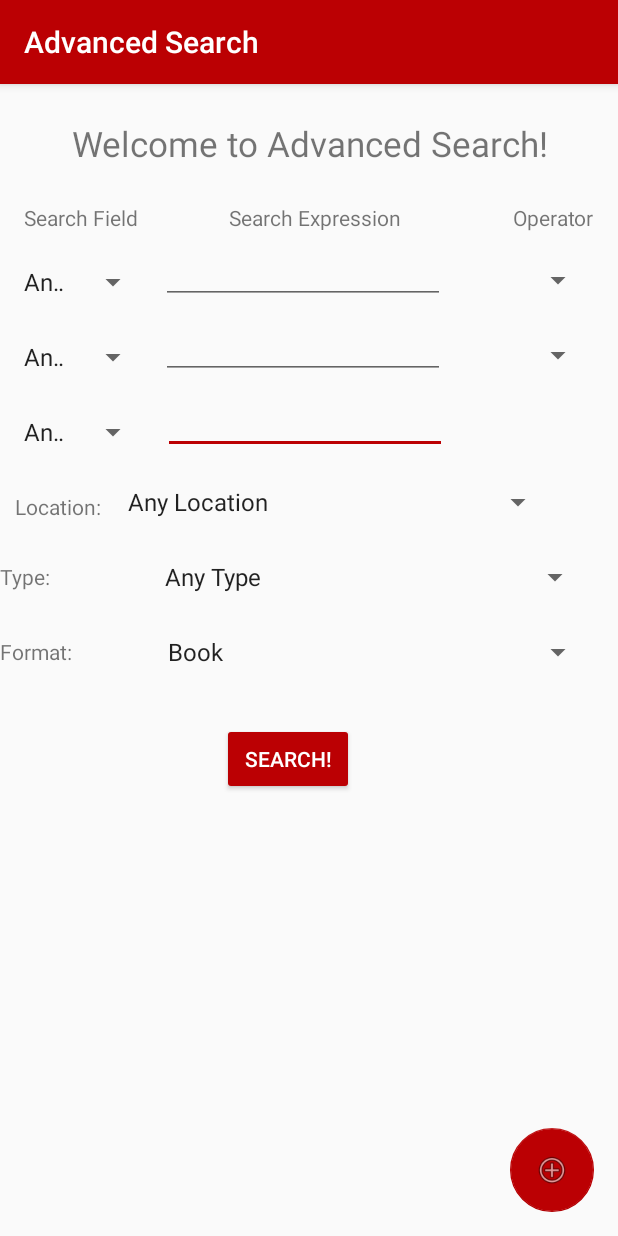
After one commit to jeobmallari/iLib, an Android app: the AdvSearchActivity screen opened directly, with no data from a screen before it, on a phone screen of 412 x 824 dp. The commit adds this screen. Run offline under Robolectric (Android 15) with nearby library versions, the phone set to English and light mode, and no system bars.

Commit message:
with strings
added strings for spinners

```diff
--- a/app/build.gradle
+++ b/app/build.gradle
@@ -16,7 +16,7 @@ android {
             minifyEnabled false
             proguardFiles getDefaultProguardFile('proguard-android.txt'), 'proguard-rules.pro'
         }
-        debug{
+        debug {
             debuggable true
         }
     }
--- a/app/src/main/AndroidManifest.xml
+++ b/app/src/main/AndroidManifest.xml
@@ -36,6 +36,10 @@
         <activity
             android:name=".ResultsList"
             android:label="@string/title_activity_results_list"
+            android:theme="@style/AppTheme.NoActionBar" />
+        <activity
+            android:name=".AdvSearchActivity"
+            android:label="@string/title_activity_adv_search"
             android:theme="@style/AppTheme.NoActionBar"></activity>
     </application>
 
--- /dev/null
+++ b/app/src/main/java/com/example/jeobmallari/ilib/AdvSearchActivity.java
@@ -0,0 +1,34 @@
+package com.example.jeobmallari.ilib;
+
+import android.os.Bundle;
+import android.support.design.widget.FloatingActionButton;
+import android.support.design.widget.Snackbar;
+import android.support.v7.app.AppCompatActivity;
+import android.support.v7.widget.Toolbar;
+import android.view.View;
+
+public class AdvSearchActivity extends AppCompatActivity {
+
+    @Override
+    protected void onCreate(Bundle savedInstanceState) {
+        super.onCreate(savedInstanceState);
+        setContentView(R.layout.activity_adv_search);
+        Toolbar toolbar = (Toolbar) findViewById(R.id.toolbar);
+        setSupportActionBar(toolbar);
+
+        FloatingActionButton fab = (FloatingActionButton) findViewById(R.id.fab);
+        fab.setOnClickListener(new View.OnClickListener() {
+            @Override
+            public void onClick(View view) {
+                Snackbar.make(view, "Replace with your own action", Snackbar.LENGTH_LONG)
+                        .setAction("Action", null).show();
+            }
+        });
+
+        getSupportActionBar().setTitle("Advanced Search");
+
+    }
+
+
+
+}
--- a/app/src/main/java/com/example/jeobmallari/ilib/DBHelper.java
+++ b/app/src/main/java/com/example/jeobmallari/ilib/DBHelper.java
@@ -1,8 +1,33 @@
 package com.example.jeobmallari.ilib;
+
+import android.content.Context;
+import android.database.sqlite.SQLiteDatabase;
+import android.database.sqlite.SQLiteOpenHelper;
 
 /**
  * Created by Jeob Mallari on 2/28/2017.
  */
 
-public class DBHelper {
+public class DBHelper extends SQLiteOpenHelper {
+    private static final String DB_NAME = "miLibDB.db";
+    private static final int DB_VERSION = 1;
+
+    public static final String userTableName = "User";
+    public static final String bookTableName = "Book";
+    public static final String book_col_title = "title";
+    public static final String book_col_author = "author";
+
+    public DBHelper(Context context){
+        super(context, DB_NAME, null, DB_VERSION);
+    }
+
+    @Override
+    public void onCreate(SQLiteDatabase db) {
+
+    }
+
+    @Override
+    public void onUpgrade(SQLiteDatabase db, int oldVersion, int newVersion) {
+
+    }
 }
--- a/app/src/main/java/com/example/jeobmallari/ilib/Home.java
+++ b/app/src/main/java/com/example/jeobmallari/ilib/Home.java
@@ -84,18 +84,16 @@ public class Home extends AppCompatActivity
         // Handle navigation view item clicks here.
         int id = item.getItemId();
 
-        if (id == R.id.nav_camera) {
-            // Handle the camera action
-        } else if (id == R.id.nav_gallery) {
-
-        } else if (id == R.id.nav_slideshow) {
-
-        } else if (id == R.id.nav_manage) {
-
-        } else if (id == R.id.nav_share) {
-
-        } else if (id == R.id.nav_send) {
-
+        if (id == R.id.nav_adv_srch) {
+            // start adv search activity
+            Intent intent = new Intent(this, AdvSearchActivity.class);
+            startActivity(intent);
+        } else if (id == R.id.nav_profile) {
+            // start profile activity
+        } else if (id == R.id.nav_about) {
+            // start about activity
+        } else if (id == R.id.nav_settings) {
+            // start optional settings activity
         }
 
         DrawerLayout drawer = (DrawerLayout) findViewById(R.id.drawer_layout);
--- /dev/null
+++ b/app/src/main/res/layout/activity_adv_search.xml
@@ -0,0 +1,34 @@
+<?xml version="1.0" encoding="utf-8"?>
+<android.support.design.widget.CoordinatorLayout xmlns:android="http://schemas.android.com/apk/res/android"
+    xmlns:app="http://schemas.android.com/apk/res-auto"
+    xmlns:tools="http://schemas.android.com/tools"
+    android:layout_width="match_parent"
+    android:layout_height="match_parent"
+    tools:context="com.example.jeobmallari.ilib.AdvSearchActivity">
+
+    <android.support.design.widget.AppBarLayout
+        android:layout_width="match_parent"
+        android:layout_height="wrap_content"
+        android:theme="@style/AppTheme.AppBarOverlay">
+
+        <android.support.v7.widget.Toolbar
+            android:id="@+id/toolbar"
+            android:layout_width="match_parent"
+            android:layout_height="?attr/actionBarSize"
+            android:background="?attr/colorPrimary"
+            app:popupTheme="@style/AppTheme.PopupOverlay" />
+
+    </android.support.design.widget.AppBarLayout>
+
+    <include layout="@layout/content_adv_search" />
+
+    <android.support.design.widget.FloatingActionButton
+        android:id="@+id/fab"
+        android:layout_width="wrap_content"
+        android:layout_height="wrap_content"
+        android:layout_gravity="bottom|end"
+        android:layout_margin="@dimen/fab_margin"
+        app:elevation="0dp"
+        app:srcCompat="@android:drawable/ic_menu_add" />
+
+</android.support.design.widget.CoordinatorLayout>
--- /dev/null
+++ b/app/src/main/res/layout/content_adv_search.xml
@@ -0,0 +1,253 @@
+<?xml version="1.0" encoding="utf-8"?>
+<android.support.constraint.ConstraintLayout xmlns:android="http://schemas.android.com/apk/res/android"
+    xmlns:app="http://schemas.android.com/apk/res-auto"
+    xmlns:tools="http://schemas.android.com/tools"
+    android:layout_width="match_parent"
+    android:layout_height="match_parent"
+    app:layout_behavior="@string/appbar_scrolling_view_behavior"
+    tools:context="com.example.jeobmallari.ilib.AdvSearchActivity"
+    tools:showIn="@layout/activity_adv_search">
+
+    <Spinner
+        android:id="@+id/spinner5"
+        android:layout_width="91dp"
+        android:layout_height="36dp"
+        android:layout_marginLeft="16dp"
+        android:layout_marginTop="14dp"
+        android:entries="@array/field"
+        android:spinnerMode="dialog"
+        app:layout_constraintLeft_toLeftOf="parent"
+        app:layout_constraintTop_toBottomOf="@+id/spinner"
+        android:layout_marginStart="8dp" />
+
+    <EditText
+        android:id="@+id/editText3"
+        android:layout_width="189dp"
+        android:layout_height="36dp"
+        android:ems="10"
+        android:inputType="text"
+        app:layout_constraintLeft_toRightOf="@+id/spinner3"
+        android:layout_marginLeft="9dp"
+        android:layout_marginStart="9dp"
+        android:layout_marginEnd="8dp"
+        android:layout_marginTop="14dp"
+        app:layout_constraintTop_toBottomOf="@+id/editText2" />
+
+    <Spinner
+        android:id="@+id/spinner3"
+        android:layout_width="91dp"
+        android:layout_height="36dp"
+        android:layout_marginLeft="8dp"
+        android:layout_marginTop="14dp"
+        android:entries="@array/field"
+        android:spinnerMode="dialog"
+        app:layout_constraintLeft_toLeftOf="parent"
+        app:layout_constraintTop_toBottomOf="@+id/spinner5"
+        android:layout_marginStart="8dp" />
+
+    <EditText
+        android:id="@+id/editText2"
+        android:layout_width="189dp"
+        android:layout_height="36dp"
+        android:layout_marginTop="14dp"
+        android:ems="10"
+        android:inputType="text"
+        app:layout_constraintTop_toBottomOf="@+id/editText"
+        app:layout_constraintLeft_toRightOf="@+id/spinner5"
+        android:layout_marginLeft="8dp"
+        app:layout_constraintRight_toLeftOf="@+id/spinner4"
+        android:layout_marginRight="8dp"
+        android:layout_marginStart="8dp"
+        android:layout_marginEnd="8dp"
+        app:layout_constraintHorizontal_bias="0.0" />
+
+    <Spinner
+        android:id="@+id/spinner4"
+        android:layout_width="62dp"
+        android:layout_height="36dp"
+        android:layout_marginRight="16dp"
+        android:entries="@array/operator"
+        android:spinnerMode="dialog"
+        app:layout_constraintRight_toRightOf="parent"
+        android:layout_marginEnd="16dp"
+        android:layout_marginTop="14dp"
+        app:layout_constraintTop_toBottomOf="@+id/spinner2" />
+
+    <Spinner
+        android:id="@+id/spinner"
+        android:layout_width="91dp"
+        android:layout_height="36dp"
+        android:layout_marginLeft="8dp"
+        android:layout_marginStart="8dp"
+        android:layout_marginTop="15dp"
+        android:entries="@array/field"
+        android:spinnerMode="dialog"
+        app:layout_constraintLeft_toLeftOf="parent"
+        app:layout_constraintTop_toBottomOf="@+id/textView4" />
+
+    <TextView
+        android:id="@+id/textView3"
+        android:layout_width="368dp"
+        android:layout_height="wrap_content"
+        android:text="@string/adv_search"
+        android:padding="16dp"
+        android:textSize="23sp"
+        android:textAlignment="center"
+        app:layout_constraintTop_toTopOf="parent"
+        android:layout_marginTop="8dp"
+        android:layout_marginRight="8dp"
+        app:layout_constraintRight_toRightOf="parent"
+        android:layout_marginLeft="8dp"
+        app:layout_constraintLeft_toLeftOf="parent"
+        android:layout_marginStart="8dp"
+        android:layout_marginEnd="8dp" />
+
+    <TextView
+        android:id="@+id/textView4"
+        android:layout_width="wrap_content"
+        android:layout_height="wrap_content"
+        android:text="@string/search_field"
+        android:layout_marginTop="8dp"
+        app:layout_constraintTop_toBottomOf="@+id/textView3"
+        android:layout_marginLeft="16dp"
+        app:layout_constraintLeft_toLeftOf="parent" />
+
+    <EditText
+        android:id="@+id/editText"
+        android:layout_width="189dp"
+        android:layout_height="36dp"
+        android:layout_marginTop="13dp"
+        android:ems="10"
+        android:inputType="text"
+        app:layout_constraintTop_toBottomOf="@+id/textView5"
+        app:layout_constraintLeft_toRightOf="@+id/spinner"
+        android:layout_marginLeft="8dp"
+        app:layout_constraintRight_toLeftOf="@+id/spinner2"
+        android:layout_marginRight="8dp"
+        android:layout_marginStart="8dp"
+        android:layout_marginEnd="8dp"
+        app:layout_constraintHorizontal_bias="0.0" />
+
+    <TextView
+        android:id="@+id/textView5"
+        android:layout_width="173dp"
+        android:layout_height="18dp"
+        android:layout_marginTop="8dp"
+        android:text="@string/search_exp"
+        android:textAlignment="center"
+        app:layout_constraintTop_toBottomOf="@+id/textView3"
+        app:layout_constraintLeft_toRightOf="@+id/textView4"
+        android:layout_marginLeft="11dp"
+        app:layout_constraintRight_toLeftOf="@+id/textView6"
+        android:layout_marginRight="6dp"
+        app:layout_constraintHorizontal_bias="0.324" />
+
+    <TextView
+        android:id="@+id/textView6"
+        android:layout_width="wrap_content"
+        android:layout_height="wrap_content"
+        android:text="@string/search_operator"
+        android:layout_marginTop="8dp"
+        app:layout_constraintTop_toBottomOf="@+id/textView3"
+        android:layout_marginRight="16dp"
+        app:layout_constraintRight_toRightOf="parent" />
+
+    <Spinner
+        android:id="@+id/spinner2"
+        android:layout_width="62dp"
+        android:layout_height="36dp"
+        android:layout_marginRight="16dp"
+        android:entries="@array/operator"
+        android:spinnerMode="dialog"
+        app:layout_constraintRight_toRightOf="parent"
+        android:layout_marginEnd="16dp"
+        android:layout_marginTop="14dp"
+        app:layout_constraintTop_toBottomOf="@+id/textView6" />
+
+    <TextView
+        android:id="@+id/textView7"
+        android:layout_width="61dp"
+        android:layout_height="19dp"
+        android:text="@string/search_loc"
+        android:textAlignment="center"
+        android:layout_marginLeft="8dp"
+        app:layout_constraintLeft_toLeftOf="parent"
+        android:layout_marginStart="8dp"
+        android:layout_marginTop="22dp"
+        app:layout_constraintTop_toBottomOf="@+id/spinner3" />
+
+    <Spinner
+        android:id="@+id/spinner7"
+        android:layout_width="292dp"
+        android:layout_height="36dp"
+        android:layout_marginEnd="8dp"
+        android:layout_marginLeft="8dp"
+        android:layout_marginRight="8dp"
+        android:layout_marginStart="8dp"
+        android:layout_marginTop="14dp"
+        android:entries="@array/location"
+        android:spinnerMode="dialog"
+        app:layout_constraintHorizontal_bias="0.0"
+        app:layout_constraintLeft_toRightOf="@+id/textView7"
+        app:layout_constraintRight_toRightOf="parent"
+        app:layout_constraintTop_toBottomOf="@+id/editText3" />
+
+    <TextView
+        android:id="@+id/textView8"
+        android:layout_width="wrap_content"
+        android:layout_height="wrap_content"
+        android:text="@string/search_type"
+        tools:layout_editor_absoluteX="16dp"
+        android:layout_marginTop="22dp"
+        app:layout_constraintTop_toBottomOf="@+id/spinner7" />
+
+    <Spinner
+        android:id="@+id/spinner8"
+        android:layout_width="292dp"
+        android:layout_height="36dp"
+        android:layout_marginLeft="8dp"
+        android:layout_marginRight="8dp"
+        android:layout_marginTop="14dp"
+        android:entries="@array/type"
+        android:spinnerMode="dialog"
+        app:layout_constraintHorizontal_bias="0.907"
+        app:layout_constraintLeft_toLeftOf="parent"
+        app:layout_constraintRight_toRightOf="parent"
+        app:layout_constraintTop_toBottomOf="@+id/spinner7"
+        android:layout_marginStart="8dp"
+        android:layout_marginEnd="8dp" />
+
+    <TextView
+        android:id="@+id/textView9"
+        android:layout_width="wrap_content"
+        android:layout_height="wrap_content"
+        android:text="@string/search_format"
+        tools:layout_editor_absoluteX="16dp"
+        android:layout_marginTop="22dp"
+        app:layout_constraintTop_toBottomOf="@+id/spinner8" />
+
+    <Spinner
+        android:id="@+id/spinner9"
+        android:layout_width="292dp"
+        android:layout_height="36dp"
+        android:layout_marginLeft="8dp"
+        android:layout_marginRight="16dp"
+        android:layout_marginTop="14dp"
+        android:entries="@array/format"
+        android:spinnerMode="dialog"
+        app:layout_constraintHorizontal_bias="1.0"
+        app:layout_constraintLeft_toLeftOf="parent"
+        app:layout_constraintRight_toRightOf="parent"
+        app:layout_constraintTop_toBottomOf="@+id/spinner8" />
+
+    <Button
+        android:id="@+id/button"
+        style="@style/Widget.AppCompat.Button.Colored"
+        android:layout_width="wrap_content"
+        android:layout_height="wrap_content"
+        android:text="Search!"
+        android:layout_marginTop="29dp"
+        app:layout_constraintTop_toBottomOf="@+id/spinner9"
+        android:layout_marginLeft="148dp"
+        app:layout_constraintLeft_toLeftOf="parent" />
+</android.support.constraint.ConstraintLayout>
--- a/app/src/main/res/layout/content_home.xml
+++ b/app/src/main/res/layout/content_home.xml
@@ -26,20 +26,21 @@
         android:layout_height="44dp"
         android:layout_marginLeft="16dp"
         android:layout_marginTop="57dp"
-        android:entries="@array/list_array"
+        android:entries="@array/field"
         app:layout_constraintLeft_toLeftOf="parent"
         app:layout_constraintTop_toBottomOf="@+id/imageView2" />
 
     <Button
         android:id="@+id/btn_search_home"
+        style="@style/Widget.AppCompat.Button.Colored"
         android:layout_width="wrap_content"
         android:layout_height="wrap_content"
+        android:layout_marginRight="148dp"
+        android:layout_marginTop="23dp"
+        android:onClick="searchIsTapped"
         android:text="SEARCH"
-        android:layout_marginRight="148dp"
         app:layout_constraintRight_toRightOf="parent"
-        android:layout_marginTop="23dp"
-        app:layout_constraintTop_toBottomOf="@+id/et_query_home"
-        android:onClick="searchIsTapped"/>
+        app:layout_constraintTop_toBottomOf="@+id/et_query_home" />
 
     <EditText
         android:id="@+id/et_query_home"
--- a/app/src/main/res/menu/activity_home_drawer.xml
+++ b/app/src/main/res/menu/activity_home_drawer.xml
@@ -1,36 +1,24 @@
 <?xml version="1.0" encoding="utf-8"?>
-<menu xmlns:android="http://schemas.android.com/apk/res/android">
+<menu xmlns:app="http://schemas.android.com/apk/res-auto"
+    xmlns:android="http://schemas.android.com/apk/res/android">
 
     <group android:checkableBehavior="single">
         <item
-            android:id="@+id/nav_camera"
-            android:icon="@drawable/ic_menu_camera"
-            android:title="Import" />
+            android:id="@+id/nav_adv_srch"
+            android:icon="@android:drawable/ic_menu_search"
+            android:title="Advanced Search" />
         <item
-            android:id="@+id/nav_gallery"
-            android:icon="@drawable/ic_menu_gallery"
-            android:title="Gallery" />
+            android:id="@+id/nav_profile"
+            android:icon="@android:drawable/ic_menu_edit"
+            android:title="Profile" />
         <item
-            android:id="@+id/nav_slideshow"
-            android:icon="@drawable/ic_menu_slideshow"
-            android:title="Slideshow" />
+            android:id="@+id/nav_about"
+            android:icon="@android:drawable/ic_menu_info_details"
+            android:title="About" />
         <item
-            android:id="@+id/nav_manage"
-            android:icon="@drawable/ic_menu_manage"
-            android:title="Tools" />
+            android:id="@+id/nav_settings"
+            android:icon="@android:drawable/ic_menu_preferences"
+            android:title="Settings" />
     </group>
 
-    <item android:title="Communicate">
-        <menu>
-            <item
-                android:id="@+id/nav_share"
-                android:icon="@drawable/ic_menu_share"
-                android:title="Share" />
-            <item
-                android:id="@+id/nav_send"
-                android:icon="@drawable/ic_menu_send"
-                android:title="Send" />
-        </menu>
-    </item>
-
 </menu>
--- a/app/src/main/res/values/array.xml
+++ b/app/src/main/res/values/array.xml
@@ -1,9 +1,26 @@
 <?xml version="1.0" encoding="utf-8"?>
 <resources>
-    <string-array name="list_array">
-        <item>One</item>
-        <item>Two</item>
-        <item>Three</item>
+    <string-array name="field">
+        <item>Any Field</item>
+        <item>Title</item>
+        <item>Author</item>
+        <item>Accession Number</item>
+        <item>Call Number</item>
+        <item>ISBN/ISSN</item>
+        <item>Publisher</item>
+        <item>Subject</item>
+    </string-array>
+
+    <string-array name="format">
+        <item>Book</item>
+        <item>Computer File</item>
+        <item>Serial</item>
+        <item>Visual Material</item>
+        <item>Map</item>
+        <item>Mixed Material</item>
+        <item>Music</item>
+        <item>Thesis</item>
+        <item>Article</item>
     </string-array>
 
     <string-array name="sample_items">
@@ -15,4 +32,89 @@
         <item>Harry Potter and the Half-Blood Prince</item>
         <item>Harry Potter and the Deathly Hollows</item>
     </string-array>
+
+    <string-array name="location">
+        <item>Any Location</item>
+        <item>Diliman College of Architecture</item>
+        <item>UPLB College of Agriculture</item>
+        <item>UPLB College of Agriculture-Agricultural Systems Cluster</item>
+        <item>UPLB College of Agriculture-Crop Protection Cluster</item>
+        <item>UPLB College of Agriculture-Crop Science Cluster</item>
+        <item>UPLB College of Arts and Sciences</item>
+        <item>UPLB College of Development Communication</item>
+        <item>UPLB College of Economics and Management</item>
+        <item>UPLB College of Engineering and Agro-Industrial Technology</item>
+        <item>UPLB College of Forestry and Natural Resources</item>
+        <item>UPLB College of Human Ecology</item>
+        <item>UPLB College of Public Affairs and Development</item>
+        <item>UPLB College of Veterinary Medicine</item>
+        <item>UPLB Main Library</item>
+        <item>UPLB Main Library Acquisitions Section</item>
+        <item>UPLB Main Library Cataloging Section</item>
+        <item>UPLB Main Library Filipiniana Section</item>
+        <item>UPLB Main Library Learning Commons</item>
+        <item>UPLB Main Library Reserve Section</item>
+        <item>UPLB Main Library Serials Section</item>
+        <item>UPLB Main Library Special Collections Section</item>
+        <item>UPLB Museum of Natural History</item>
+        <item>UPLB National Institute of Molecular Biology and Biotechnology</item>
+        <item>UPLB Postharvest Culture Training and Research Center</item>
+        <item>UPLB Rural High School</item>
+        <item>UPLB School of Environmental Science and Management</item>
+    </string-array>
+
+    <string-array name="type">
+        <item>Any Type</item>
+        <item>Filipiniana (Room-use Only)</item>
+        <item>Non-Circulation</item>
+        <item>One-Week Book</item>
+        <item>Reference (Room-use Only)</item>
+        <item>Regular Circulation</item>
+        <item>Reserve Book</item>
+        <item>Room-Use Only</item>
+        <item>Room-Use Only</item>
+        <item>Room-Use Only</item>
+        <item>Three-Day Book</item>
+    </string-array>
+
+    <string-array name="operator">
+        <item>AND</item>
+        <item>OR</item>
+    </string-array>
+
+    <string-array name="db_tableNames">
+        <item>User</item>
+        <item>Book</item>
+    </string-array>
+
+    <string-array name="db_user_cols">
+        <item>userID</item>
+        <item>uname</item>
+        <item>password</item>
+        <item>fname</item>
+        <item>lname</item>
+        <item>upmail</item>
+        <item>booksBorrowed</item>
+        <item>cartEntries</item>
+        <item>fine</item>
+    </string-array>
+
+    <string-array name="db_book_cols">
+        <item>bookID</item>
+        <item>author</item>
+        <item>title</item>
+        <item>publisher</item>
+        <item>volYear</item>
+        <item>noOfCopies</item>
+        <item>format</item>
+        <item>circulationType</item>
+        <item>location</item>
+        <item>status</item>
+        <item>subject</item>
+        <item>isbnNo</item>
+        <item>callNo</item>
+        <item>accessionNo</item>
+        <item>dateBorrowed</item>
+        <item>dueDate</item>
+    </string-array>
 </resources>
--- a/app/src/main/res/values/strings.xml
+++ b/app/src/main/res/values/strings.xml
@@ -117,4 +117,13 @@
         "when a user tries to pick up one of cards.\n\n"
     </string>
     <string name="title_activity_results_list">Here are your books</string>
+    <string name="title_activity_adv_search">AdvSearchActivity</string>
+    <string name="adv_search">Welcome to Advanced Search!</string>
+    <string name="search_field">Search Field</string>
+    <string name="search_exp">Search Expression</string>
+    <string name="search_loc">Location:</string>
+    <string name="search_type">Type:</string>
+    <string name="search_format">Format:</string>
+    <string name="search_operator">Operator</string>
+
 </resources>
```
